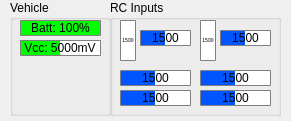
First picture: the form in instruments/pixhawk/ui.ui, repository TESTgroup-BNL/MoDaCS, before the edit.
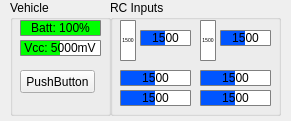
Second picture: the form after the edit.

What changed in the file:
```diff
--- a/instruments/pixhawk/ui.ui
+++ b/instruments/pixhawk/ui.ui
@@ -393,6 +393,19 @@
      <string>Vcc: %vmV</string>
     </property>
    </widget>
+   <widget class="QPushButton" name="btn_test">
+    <property name="geometry">
+     <rect>
+      <x>10</x>
+      <y>70</y>
+      <width>75</width>
+      <height>23</height>
+     </rect>
+    </property>
+    <property name="text">
+     <string>PushButton</string>
+    </property>
+   </widget>
   </widget>
   <zorder>groupBox</zorder>
   <zorder>pb2</zorder>
```
